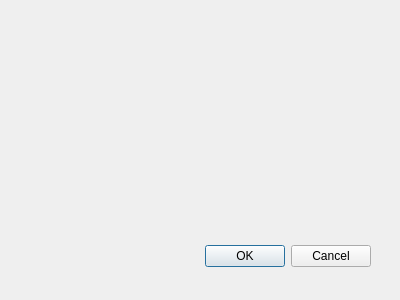
First picture: the form in gui/bla3Dscan_qt/calibrationdialog.ui, repository Gombat/bla3Dscan, before the edit.
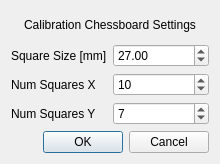
Second picture: the form after the edit.

Commit message: calibration implemented. Buggy, yet.

```diff
--- a/gui/bla3Dscan_qt/calibrationdialog.ui
+++ b/gui/bla3Dscan_qt/calibrationdialog.ui
@@ -8,29 +8,77 @@
    <rect>
     <x>0</x>
     <y>0</y>
-    <width>400</width>
-    <height>300</height>
+    <width>220</width>
+    <height>164</height>
    </rect>
   </property>
   <property name="windowTitle">
    <string>Dialog</string>
   </property>
-  <widget name="buttonBox" class="QDialogButtonBox">
-   <property name="geometry">
-    <rect>
-     <x>30</x>
-     <y>240</y>
-     <width>341</width>
-     <height>32</height>
-    </rect>
-   </property>
-   <property name="orientation">
-    <enum>Qt::Horizontal</enum>
-   </property>
-   <property name="standardButtons">
-    <set>QDialogButtonBox::Cancel|QDialogButtonBox::Ok</set>
-   </property>
-  </widget>
+  <layout class="QGridLayout" name="gridLayout">
+   <item row="1" column="1">
+    <widget class="QDoubleSpinBox" name="doubleSpinBoxChessboardSquareSize">
+     <property name="value">
+      <double>27.000000000000000</double>
+     </property>
+    </widget>
+   </item>
+   <item row="1" column="0">
+    <widget class="QLabel" name="label_2">
+     <property name="text">
+      <string>Square Size [mm]</string>
+     </property>
+    </widget>
+   </item>
+   <item row="5" column="0" colspan="2">
+    <widget class="QDialogButtonBox" name="buttonBox">
+     <property name="orientation">
+      <enum>Qt::Horizontal</enum>
+     </property>
+     <property name="standardButtons">
+      <set>QDialogButtonBox::Cancel|QDialogButtonBox::Ok</set>
+     </property>
+    </widget>
+   </item>
+   <item row="2" column="1">
+    <widget class="QSpinBox" name="spinBoxNumSquaresX">
+     <property name="value">
+      <number>10</number>
+     </property>
+    </widget>
+   </item>
+   <item row="0" column="0" colspan="2">
+    <widget class="QLabel" name="label">
+     <property name="text">
+      <string>Calibration Chessboard Settings</string>
+     </property>
+     <property name="alignment">
+      <set>Qt::AlignCenter</set>
+     </property>
+    </widget>
+   </item>
+   <item row="3" column="1">
+    <widget class="QSpinBox" name="spinBoxNumSquaresY">
+     <property name="value">
+      <number>7</number>
+     </property>
+    </widget>
+   </item>
+   <item row="2" column="0">
+    <widget class="QLabel" name="label_3">
+     <property name="text">
+      <string>Num Squares X</string>
+     </property>
+    </widget>
+   </item>
+   <item row="3" column="0">
+    <widget class="QLabel" name="label_4">
+     <property name="text">
+      <string>Num Squares Y</string>
+     </property>
+    </widget>
+   </item>
+  </layout>
  </widget>
  <pixmapfunction/>
  <resources/>
```
Left out of the diff: 7 changed lines with no effect on the pictures. The commit also changes 13 other files.
